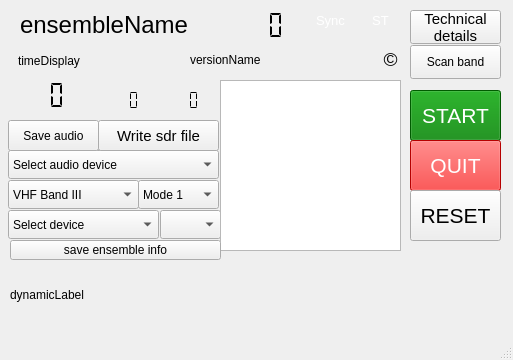
Qt form forms/dabradio.ui (JvanKatwijk/qt-dab) before a commit.
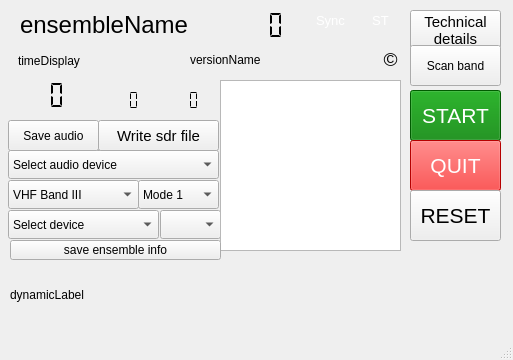
The same form after that commit.

```diff
--- a/forms/dabradio.ui
+++ b/forms/dabradio.ui
@@ -599,7 +599,7 @@
       <x>410</x>
       <y>10</y>
       <width>91</width>
-      <height>34</height>
+      <height>41</height>
      </rect>
     </property>
     <property name="font">
@@ -621,7 +621,7 @@
       <x>410</x>
       <y>45</y>
       <width>91</width>
-      <height>34</height>
+      <height>41</height>
      </rect>
     </property>
     <property name="toolTip">
```
